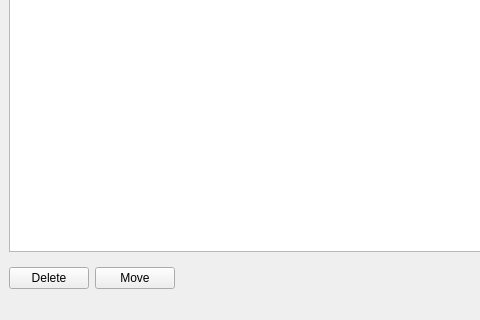
Qt form dittohunt/dittohunt.ui (digitalpeer/dittohunt) before a commit; both pictures show x 0 to 480 and y 280 to 600 of the 800 by 600 pixel window.
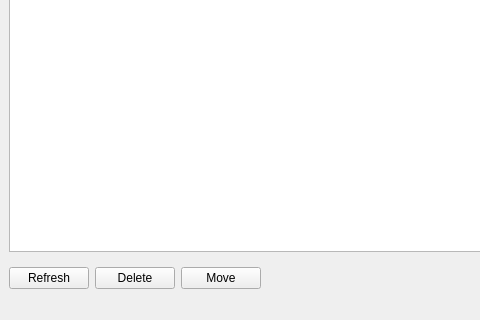
The same form after that commit. Icons and pictures are not drawn.

Commit message: Add refresh button

```diff
--- a/dittohunt/dittohunt.ui
+++ b/dittohunt/dittohunt.ui
@@ -121,6 +121,13 @@
         <property name="bottomMargin">
          <number>9</number>
         </property>
+        <item>
+         <widget class="QPushButton" name="refreshButton">
+          <property name="text">
+           <string>Refresh</string>
+          </property>
+         </widget>
+        </item>
         <item>
          <widget class="QPushButton" name="deleteButton">
           <property name="sizePolicy">
```
The commit also changes 1 other file.
